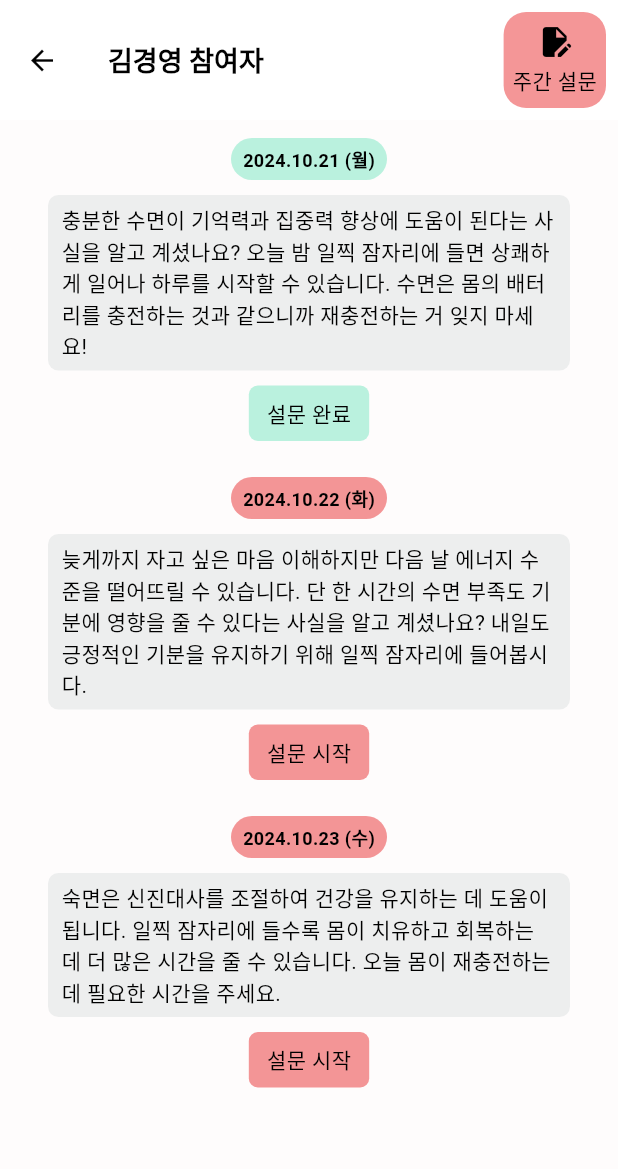
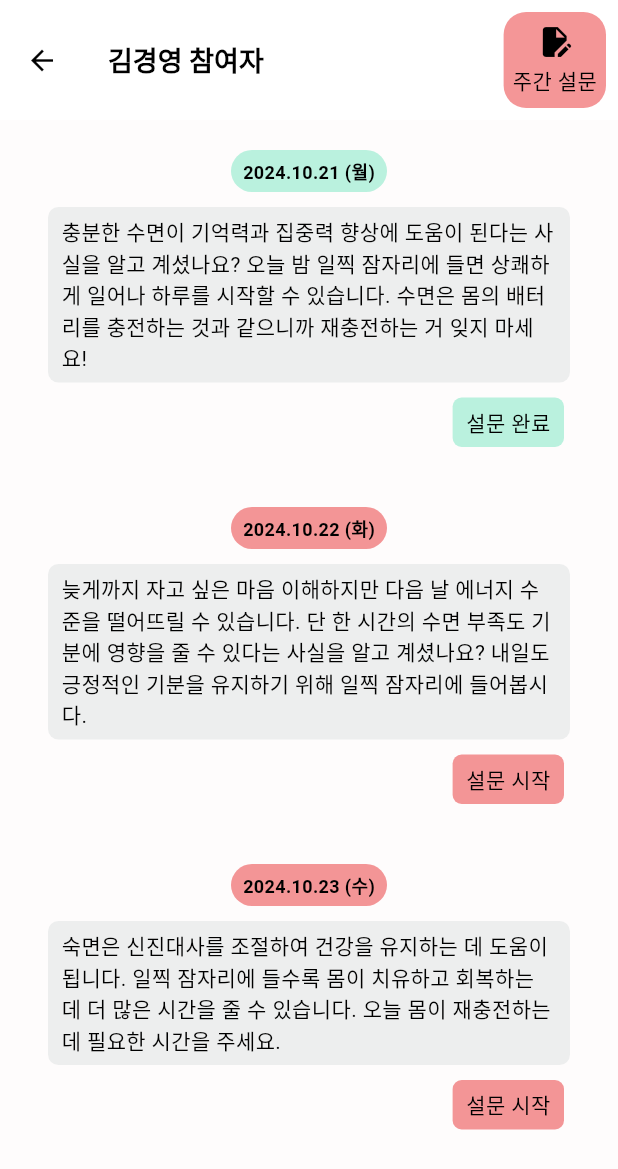
Before and after one commit to ssKimholy/night_alarm_project_manager, a Flutter app: the screen it shows after launch, after a tap on "채팅방 보기", on a phone screen of 412 x 824 dp. Shown: the top 1169 px of the screen. Run offline on Flutter 3.47's test engine with Material 3 defaults, Android fonts, the phone set to English and light mode, and no system bars; our stand-ins replace file_picker, permission_handler; missing offline and left inert: dart:ffi; Roboto replaces fonts that are missing (Noto_Sans_KR).

Commit message:
edit daily survey design

```diff
--- a/lib/widget/chat_widget.dart
+++ b/lib/widget/chat_widget.dart
@@ -34,11 +34,14 @@ class _ChatWidgetState extends State<ChatWidget> {
   @override
   Widget build(BuildContext context) {
     return Padding(
-      padding: const EdgeInsets.all(12.0),
+      padding: const EdgeInsets.symmetric(horizontal: 12.0, vertical: 20.0),
       child: Column(
+        crossAxisAlignment: CrossAxisAlignment.end,
         children: [
-          Container(
-            padding: const EdgeInsets.symmetric(horizontal: 8.0, vertical: 5.0),
+          Center(
+            child: Container(
+              padding:
+                  const EdgeInsets.symmetric(horizontal: 8.0, vertical: 5.0),
               decoration: BoxDecoration(
                 borderRadius: BorderRadius.circular(15.0),
                 color: widget.chat.getIsComplete
@@ -53,6 +56,7 @@ class _ChatWidgetState extends State<ChatWidget> {
                       fontSize: 12,
                       fontWeight: FontWeight.w700)),
             ),
+          ),
           widget.user.getUserType == 'Text Group'
               ? TextChatWidget(
                   textBody: widget.chat.chatBody.getTextBody,
@@ -60,7 +64,9 @@ class _ChatWidgetState extends State<ChatWidget> {
               : widget.user.getUserType == 'Voice Group'
                   ? VoiceChatWidget(chat: widget.chat)
                   : VideoChatWidget(chat: widget.chat),
-          GestureDetector(
+          Padding(
+            padding: const EdgeInsets.symmetric(horizontal: 24.0),
+            child: GestureDetector(
               onTap: () {
                 // go to survey page
                 Navigator.push(context, MaterialPageRoute(
@@ -74,8 +80,8 @@ class _ChatWidgetState extends State<ChatWidget> {
                 ));
               },
               child: Container(
-                padding:
-                    const EdgeInsets.symmetric(horizontal: 12.0, vertical: 8.0),
+                  padding: const EdgeInsets.symmetric(
+                      horizontal: 9.0, vertical: 6.0),
                   decoration: BoxDecoration(
                     borderRadius: BorderRadius.circular(6.0),
                     color: widget.chat.getIsComplete
@@ -95,6 +101,7 @@ class _ChatWidgetState extends State<ChatWidget> {
                               fontFamily: 'Noto_Sans_KR',
                               fontSize: 14,
                               fontWeight: FontWeight.w500))),
+            ),
           )
         ],
       ),
```
Also changed, not shown: lib/screen/daily_survey_screen.dart (+48 -15 lines), lib/screen/manage_main.dart (+5 -5 lines), lib/widget/voice_chat_widget.dart (+6 -3 lines). Lines whose indentation alone changed are shown as unchanged.
